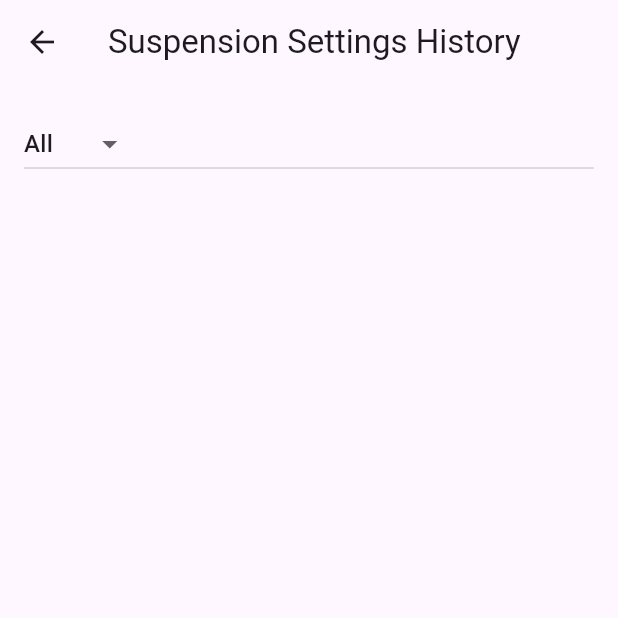
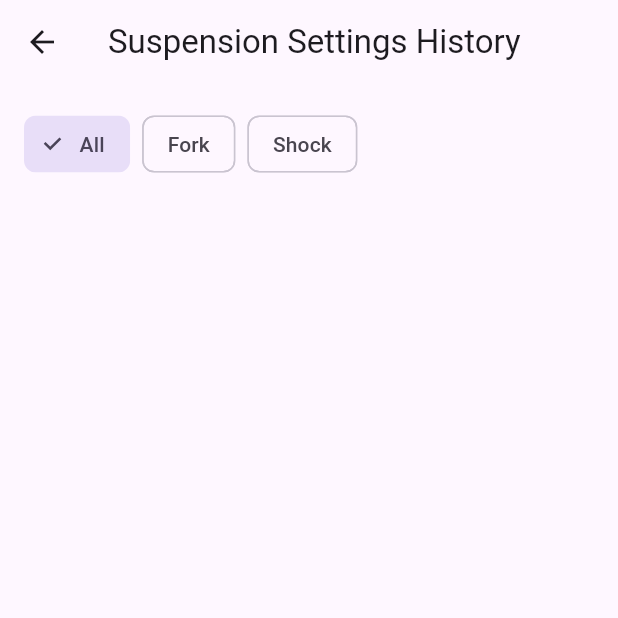
Before and after one commit to Michimx31/mtb_suspension_settings, a Flutter app: the SuspensionHistoryScreen screen opened directly with empty values, on a phone screen of 412 x 824 dp, the top half of it. Run offline on Flutter 3.47's test engine with Material 3 defaults, Android fonts, the light colour scheme and no system bars.

Commit message:
chips als filter

```diff
--- a/lib/main.dart
+++ b/lib/main.dart
@@ -303,7 +303,7 @@ class _SuspensionSettingsScreenState extends State<SuspensionSettingsScreen> {
                 ),
               ),
               onTap: (){
-              currentSettings = widget.bicycle.forkSettings;
+              currentSettings = widget.bicycle.shockSettings;
                             Navigator.push(
                               context,
                                MaterialPageRoute(builder: (context) => BicycleDetails(bicycle: widget.bicycle , suspensionSettings: currentShockSettings, updateSettings: updateSettings)),
@@ -500,7 +500,7 @@ class _BicycleDetailsState extends State<BicycleDetails> {
     //widget.bicycle.settingsHistory = [...widget.bicycle.settingsHistory, settings];
     widget.bicycle.forksettingsHistory = [...widget.bicycle.forksettingsHistory, settings];
     widget.bicycle.shocksettingsHistory = [...widget.bicycle.shocksettingsHistory, settings];
-    Navigator.pop(context);
+    //Navigator.pop(context);
 
     Navigator.pop(context, widget.suspensionSettings);
   }
@@ -524,6 +524,7 @@ class SuspensionHistoryScreen extends StatefulWidget {
 }
 
 class _SuspensionHistoryScreenState extends State<SuspensionHistoryScreen> {
+  List<String> _filters = ['All', 'Fork', 'Shock'];
   String _selectedFilter = 'All'; // 'All', 'Fork', 'Shock'
 
   List<SuspensionSettings> getFilteredSettings() {
@@ -547,21 +548,20 @@ class _SuspensionHistoryScreenState extends State<SuspensionHistoryScreen> {
         children: [
           Padding(
             padding: const EdgeInsets.all(16.0),
-            child: DropdownButton<String>(
-              value: _selectedFilter,
-              onChanged: (value) {
-                setState(() {
-                  _selectedFilter = value!;
-                });
-              },
-              items: <String>['All', 'Fork', 'Shock']
-                  .map<DropdownMenuItem<String>>(
-                    (String value) => DropdownMenuItem<String>(
-                      value: value,
-                      child: Text(value),
-                    ),
-                  )
-                  .toList(),
+            child: Wrap(
+              spacing: 8.0,
+              runSpacing: 4.0,
+              children: _filters.map((filter) {
+                return FilterChip(
+                  label: Text(filter),
+                  selected: _selectedFilter == filter,
+                  onSelected: (selected) {
+                    setState(() {
+                      _selectedFilter = filter;
+                    });
+                  },
+                );
+              }).toList(),
             ),
           ),
           Expanded(
@@ -574,7 +574,7 @@ class _SuspensionHistoryScreenState extends State<SuspensionHistoryScreen> {
                   subtitle: Column(
                     crossAxisAlignment: CrossAxisAlignment.start,
                     children: <Widget>[
-                      if (setting.pressure != 0) ...[
+                      if (setting.pressure != 0 && (_selectedFilter == 'All' || _selectedFilter == 'Fork')) ...[
                         Text('Fork Settings:'),
                         Text('Pressure: ${setting.pressure}'),
                         Text('High-Speed Rebound: ${setting.highSpeedRebound}'),
@@ -585,7 +585,7 @@ class _SuspensionHistoryScreenState extends State<SuspensionHistoryScreen> {
                         Text('Fork Comment: ${setting.comment}'),
                         SizedBox(height: 10),
                       ],
-                      if (setting.pressure != 0) ...[
+                      if (setting.pressure != 0 && (_selectedFilter == 'All' || _selectedFilter == 'Shock')) ...[
                         Text('Shock Settings:'),
                         Text('Pressure: ${setting.pressure}'),
                         Text('High-Speed Rebound: ${setting.highSpeedRebound}'),
```
